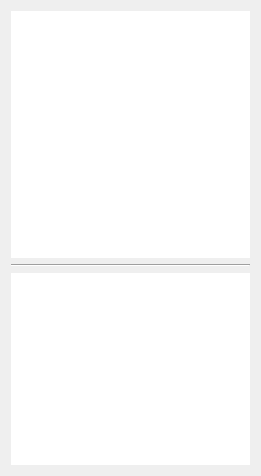
Above: apps/joystickmapper/src/view/JoystickVisualizer.ui from lengagne/mogs_joystick before the change. Below: the same form after it.
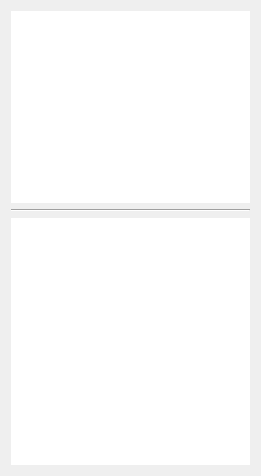
That is the form after the change.

What changed in the file:
```diff
--- a/apps/joystickmapper/src/view/JoystickVisualizer.ui
+++ b/apps/joystickmapper/src/view/JoystickVisualizer.ui
@@ -15,7 +15,16 @@
   </property>
   <layout class="QVBoxLayout" name="verticalLayout">
    <item>
-    <widget class="QListView" name="axisView">
+    <widget class="QListView" name="buttonView">
+     <property name="sizePolicy">
+      <sizepolicy hsizetype="Expanding" vsizetype="Minimum">
+       <horstretch>0</horstretch>
+       <verstretch>0</verstretch>
+      </sizepolicy>
+     </property>
+     <property name="autoFillBackground">
+      <bool>false</bool>
+     </property>
      <property name="frameShape">
       <enum>QFrame::NoFrame</enum>
      </property>
@@ -26,10 +35,10 @@
       <set>QAbstractItemView::NoEditTriggers</set>
      </property>
      <property name="flow">
-      <enum>QListView::TopToBottom</enum>
+      <enum>QListView::LeftToRight</enum>
      </property>
      <property name="isWrapping" stdset="0">
-      <bool>false</bool>
+      <bool>true</bool>
      </property>
      <property name="spacing">
       <number>10</number>
@@ -47,16 +56,13 @@
     </widget>
    </item>
    <item>
-    <widget class="QListView" name="buttonView">
+    <widget class="QListView" name="axisView">
      <property name="sizePolicy">
-      <sizepolicy hsizetype="Expanding" vsizetype="Minimum">
+      <sizepolicy hsizetype="Expanding" vsizetype="Expanding">
        <horstretch>0</horstretch>
        <verstretch>0</verstretch>
       </sizepolicy>
      </property>
-     <property name="autoFillBackground">
-      <bool>false</bool>
-     </property>
      <property name="frameShape">
       <enum>QFrame::NoFrame</enum>
      </property>
@@ -67,10 +73,10 @@
       <set>QAbstractItemView::NoEditTriggers</set>
      </property>
      <property name="flow">
-      <enum>QListView::LeftToRight</enum>
+      <enum>QListView::TopToBottom</enum>
      </property>
      <property name="isWrapping" stdset="0">
-      <bool>true</bool>
+      <bool>false</bool>
      </property>
      <property name="spacing">
       <number>10</number>
```
